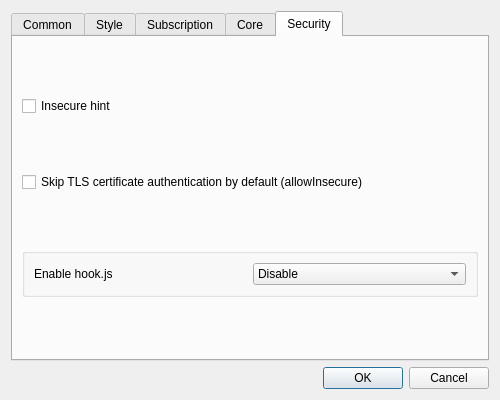
This is ui/dialog_basic_settings.ui in MatsuriDayo/nekoray as Qt 5 draws it before an edit. The edited form follows.
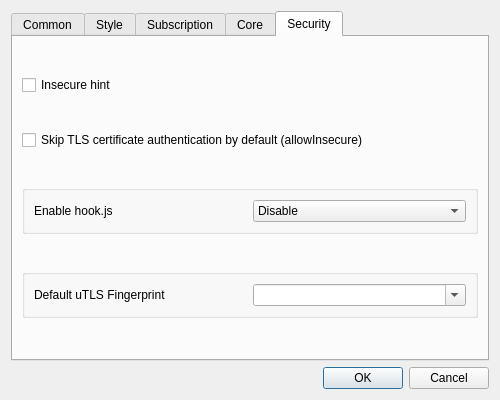
This is the edited form. The open tabs and pages were chosen to show the change. Custom widgets are drawn as their Qt base class.

Commit message: feat: global utls fingerprint

The edit to the form file:
```diff
--- a/ui/dialog_basic_settings.ui
+++ b/ui/dialog_basic_settings.ui
@@ -701,6 +701,32 @@
          </layout>
         </widget>
        </item>
+       <item>
+        <widget class="QGroupBox" name="horizontalGroupBox">
+         <property name="sizePolicy">
+          <sizepolicy hsizetype="Preferred" vsizetype="Maximum">
+           <horstretch>0</horstretch>
+           <verstretch>0</verstretch>
+          </sizepolicy>
+         </property>
+         <layout class="QHBoxLayout" name="horizontalLayout_26">
+          <item>
+           <widget class="QLabel" name="label_18">
+            <property name="text">
+             <string>Default uTLS Fingerprint</string>
+            </property>
+           </widget>
+          </item>
+          <item>
+           <widget class="QComboBox" name="utlsFingerprint">
+            <property name="editable">
+             <bool>true</bool>
+            </property>
+           </widget>
+          </item>
+         </layout>
+        </widget>
+       </item>
       </layout>
      </widget>
     </widget>
```
Left out of the diff: 40 changed lines with no effect on the pictures. The commit also changes 8 other files.
